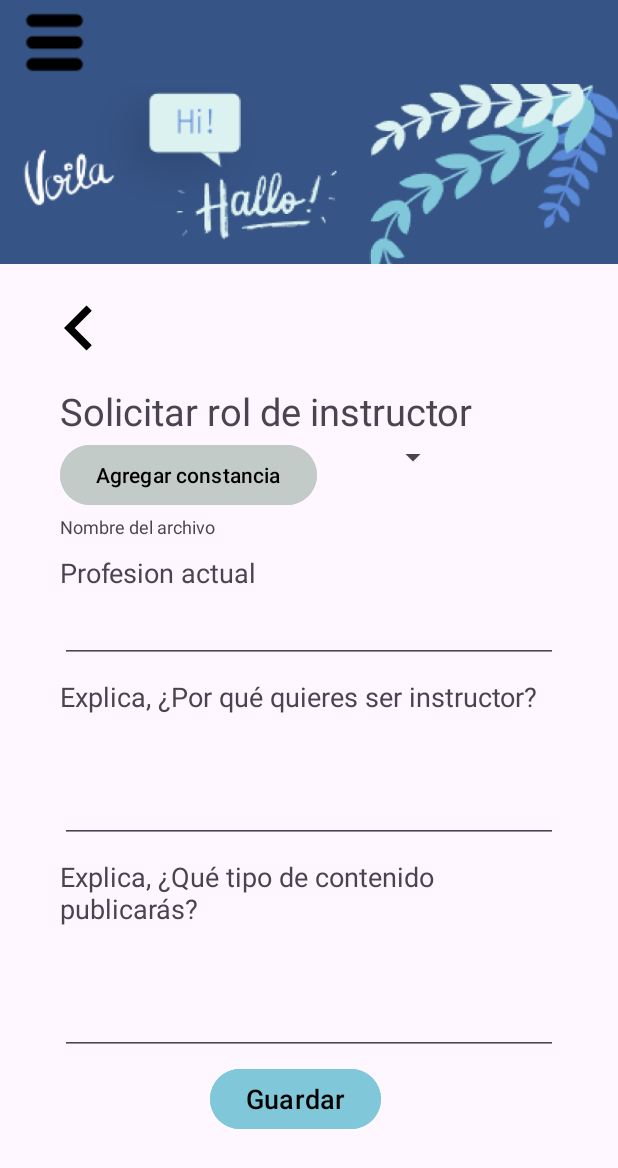
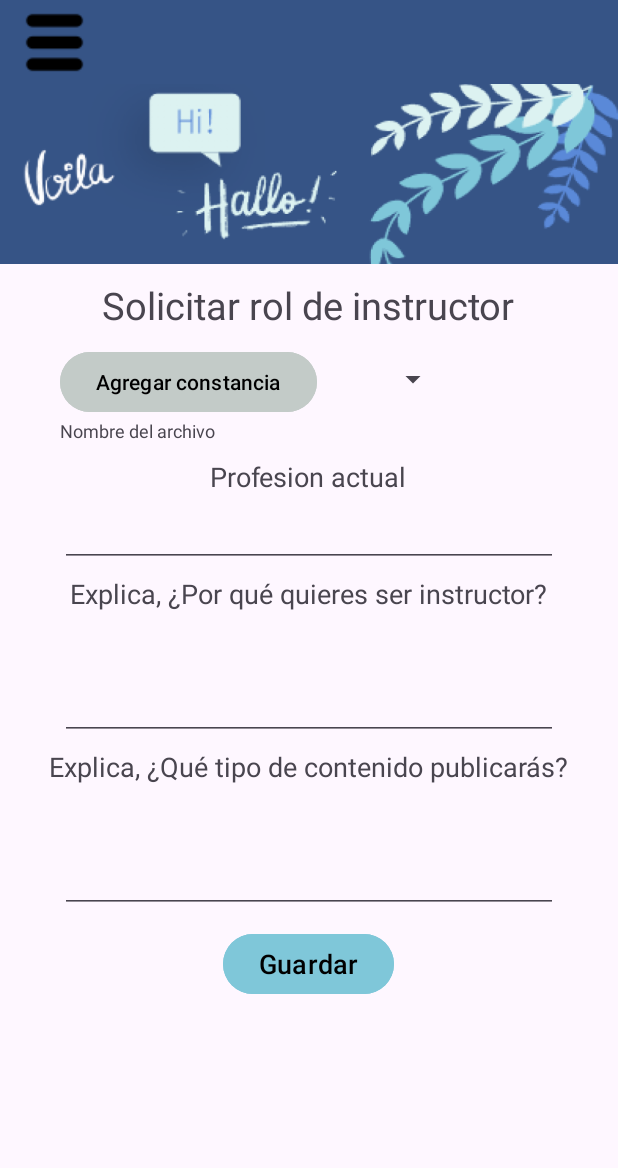
Before and after one commit to luis-cvqz/LanGroup, an Android app: the fragment SolicitarRolInstructorFragment placed in its activity, on a phone screen of 412 x 824 dp. Shown: the top 1168 px of the screen. Run offline under Robolectric (Android 15) with nearby library versions, the phone set to English and light mode, and no system bars; our stand-ins replace data binding.

Commit message:
Correcciones a fragments

```diff
--- a/app/src/main/java/uv/fei/langroup/MenuPrincipalActivity.java
+++ b/app/src/main/java/uv/fei/langroup/MenuPrincipalActivity.java
@@ -18,6 +18,7 @@ import android.widget.Toast;
 import com.google.android.material.navigation.NavigationView;
 
 import uv.fei.langroup.Instructores.SolicitarRolInstructorFragment;
+import uv.fei.langroup.publicaciones.AgregarInteraccionFragment;
 import uv.fei.langroup.publicaciones.BuscarPublicacionFragment;
 import uv.fei.langroup.publicaciones.MisEstadisticasFragment;
 
@@ -58,7 +59,6 @@ public class MenuPrincipalActivity extends AppCompatActivity{
 
                 if(itemId == R.id.nav_idiomas){
                     Toast.makeText(MenuPrincipalActivity.this, "Idiomas Clicked", Toast.LENGTH_SHORT).show();
-
                 }
 
                 if(itemId == R.id.nav_ser_instructor){
--- a/app/src/main/res/layout/fragment_solicitar_rol_instructor.xml
+++ b/app/src/main/res/layout/fragment_solicitar_rol_instructor.xml
@@ -6,28 +6,22 @@
 
     </data>
 
-    <LinearLayout
+    <ScrollView
         android:layout_width="match_parent"
         android:layout_height="match_parent"
-        android:orientation="vertical"
         tools:context=".Instructores.SolicitarRolInstructorFragment">
 
         <!-- TODO: Update blank fragment layout -->
+        <RelativeLayout
+            android:layout_width="match_parent"
+            android:layout_height="match_parent"
+            >
+
             <View
                 android:id="@+id/view_imagen"
                 android:layout_width="match_parent"
                 android:layout_height="120dp"
                 android:background="@drawable/header_langroup"
-            />
-
-        <ImageButton
-            android:id="@+id/button_regresar"
-            android:layout_width="65dp"
-            android:layout_height="65dp"
-            android:src="@drawable/chevron_left"
-            android:layout_marginTop="10dp"
-            android:layout_marginStart="20dp"
-            android:background="@color/transparente"
                 />
 
             <TextView
@@ -36,22 +30,19 @@
                 android:layout_height="wrap_content"
                 android:text="Solicitar rol de instructor"
                 android:textSize="25dp"
-            android:layout_marginTop="5dp"
-            android:layout_marginLeft="40dp"
+                android:layout_marginTop="10dp"
+                android:layout_below="@id/view_imagen"
+                android:layout_centerHorizontal="true"
                 />
 
-        <LinearLayout
-            android:layout_width="match_parent"
-            android:layout_height="50dp"
-
-            >
             <Button
                 android:id="@+id/button_agregar_constancia"
                 android:layout_width="wrap_content"
                 android:layout_height="wrap_content"
                 android:text="Agregar constancia"
-                android:layout_marginTop="1dp"
-                android:layout_marginLeft="40dp"
+                android:layout_marginTop="10dp"
+                android:layout_marginStart="40dp"
+                android:layout_below="@id/txt_solicitar_rol_instructor"
                 android:textColor="@color/black"
                 android:backgroundTint="@color/gris"
                 />
@@ -60,11 +51,11 @@
                 android:id="@+id/spinner_idioma"
                 android:layout_width="wrap_content"
                 android:layout_height="wrap_content"
-                android:layout_marginTop="1dp"
-                android:layout_marginLeft="40dp"
+                android:layout_marginTop="20dp"
+                android:layout_marginStart="40dp"
+                android:layout_toEndOf="@id/button_agregar_constancia"
+                android:layout_below="@id/txt_solicitar_rol_instructor"
                 />
-
-        </LinearLayout>
 
             <TextView
                 android:id="@+id/txt_nombre_archivo"
@@ -72,9 +63,9 @@
                 android:layout_height="wrap_content"
                 android:text="Nombre del archivo"
                 android:textSize="12dp"
-            android:layout_marginTop="1dp"
-            android:layout_marginLeft="40dp"
-            android:layout_marginRight="40dp"
+                android:layout_marginStart="40dp"
+                android:layout_marginEnd="40dp"
+                android:layout_below="@id/button_agregar_constancia"
                 />
 
             <TextView
@@ -84,7 +75,8 @@
                 android:text="Profesion actual"
                 android:textSize="18dp"
                 android:layout_marginTop="10dp"
-            android:layout_marginLeft="40dp"
+                android:layout_below="@id/txt_nombre_archivo"
+                android:layout_centerHorizontal="true"
                 />
 
             <EditText
@@ -92,9 +84,10 @@
                 android:layout_width="match_parent"
                 android:layout_height="wrap_content"
                 android:textSize="16dp"
+                android:layout_below="@id/txt_profesion_actual"
+                android:layout_marginStart="40dp"
+                android:layout_marginEnd="40dp"
                 android:layout_marginTop="5dp"
-            android:layout_marginLeft="40dp"
-            android:layout_marginRight="40dp"
                 />
 
             <TextView
@@ -103,8 +96,9 @@
                 android:layout_height="wrap_content"
                 android:text="Explica, ¿Por qué quieres ser instructor?"
                 android:textSize="18dp"
-            android:layout_marginTop="10dp"
-            android:layout_marginLeft="40dp"
+                android:layout_below="@id/edit_text_profesion_actual"
+                android:layout_centerHorizontal="true"
+                android:layout_marginTop="5dp"
                 />
 
             <EditText
@@ -112,22 +106,23 @@
                 android:layout_width="match_parent"
                 android:layout_height="wrap_content"
                 android:textSize="16dp"
+                android:layout_below="@id/txt_causa"
                 android:layout_marginTop="5dp"
-            android:layout_marginLeft="40dp"
-            android:layout_marginRight="40dp"
+                android:layout_marginStart="40dp"
+                android:layout_marginEnd="40dp"
                 android:inputType="textMultiLine"
                 android:lines="3"
                 />
 
             <TextView
                 android:id="@+id/txt_tipo_contenido"
-            android:layout_width="match_parent"
+                android:layout_width="wrap_content"
                 android:layout_height="wrap_content"
                 android:text="Explica, ¿Qué tipo de contenido publicarás?"
                 android:textSize="18dp"
-            android:layout_marginTop="10dp"
-            android:layout_marginLeft="40dp"
-            android:layout_marginRight="40dp"
+                android:layout_below="@id/edit_text_causa"
+                android:layout_marginTop="5dp"
+                android:layout_centerHorizontal="true"
                 />
 
             <EditText
@@ -135,9 +130,10 @@
                 android:layout_width="match_parent"
                 android:layout_height="wrap_content"
                 android:textSize="16dp"
+                android:layout_below="@id/txt_tipo_contenido"
                 android:layout_marginTop="5dp"
-            android:layout_marginLeft="40dp"
-            android:layout_marginRight="40dp"
+                android:layout_marginStart="40dp"
+                android:layout_marginEnd="40dp"
                 android:inputType="textMultiLine"
                 android:lines="3"
                 />
@@ -148,11 +144,14 @@
                 android:layout_height="wrap_content"
                 android:textSize="18dp"
                 android:text="Guardar"
-            android:layout_marginTop="5dp"
-            android:layout_marginLeft="140dp"
+                android:layout_below="@id/edit_text_tipo_contenido"
+                android:layout_marginTop="10dp"
+                android:layout_centerHorizontal="true"
                 android:textColor="@color/black"
                 android:backgroundTint="@color/azul3"
                 />
+        </RelativeLayout>
 
-    </LinearLayout>
+
+    </ScrollView>
 </layout>
```
Also changed, not shown: app/src/main/res/layout/fragment_agregar_publicacion.xml (+8 -1 lines), app/src/main/res/layout/fragment_eliminar_instructor.xml (+24 -15 lines), app/src/main/res/layout/fragment_mis_estadisticas.xml (+14 -16 lines), app/src/main/res/layout/fragment_modificar_publicacion.xml (+8 -1 lines). Lines whose indentation alone changed are shown as unchanged.
